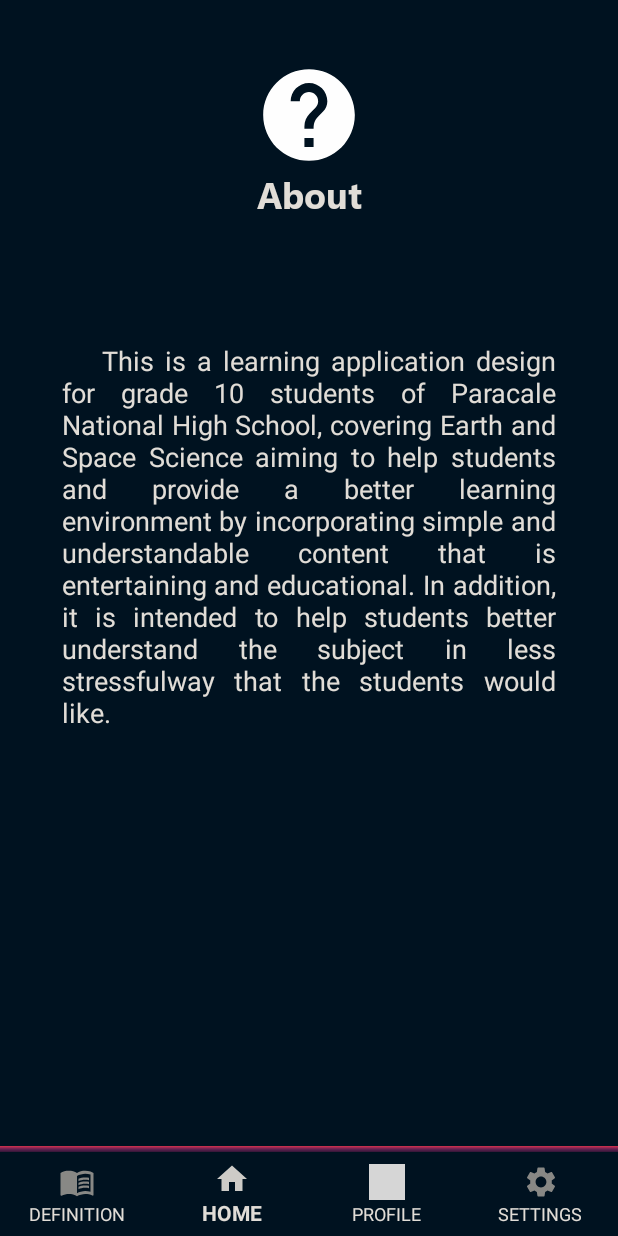
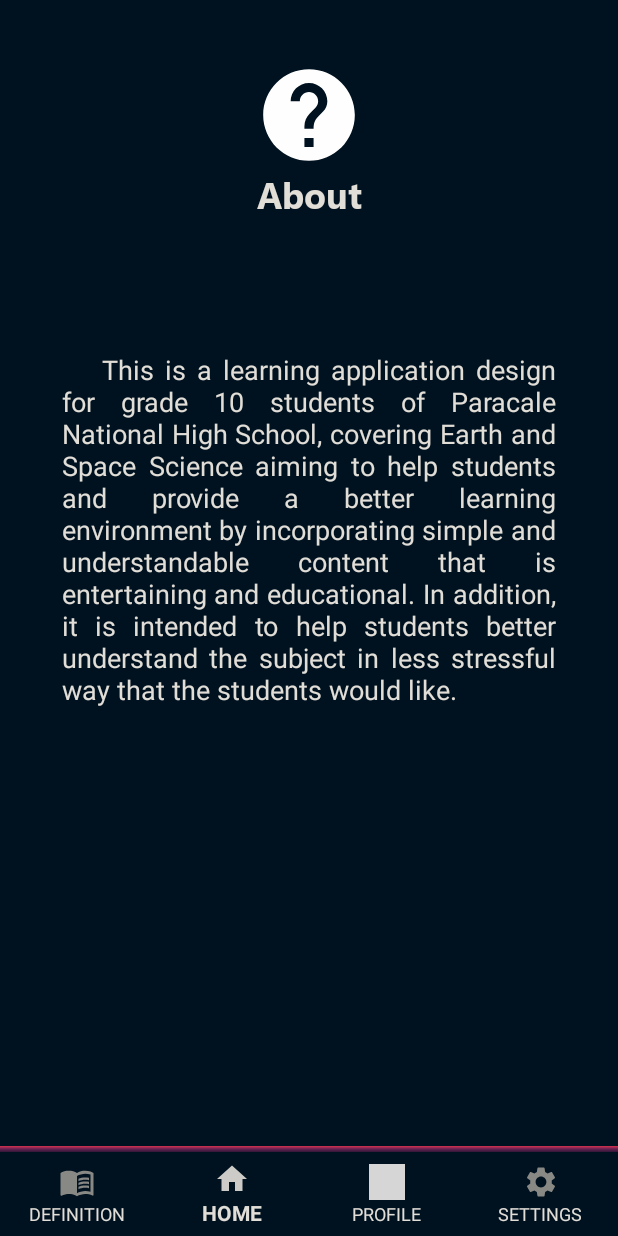
Before and after one commit to Kiru100/Android-Learning-App---Earth-and-Space-Science, an Android app: the AboutFragment screen opened through its navigation route, on a phone screen of 412 x 824 dp. Run offline under Robolectric (Android 15) with nearby library versions, the phone set to English and light mode, and no system bars; our stand-ins replace Firebase (no records; nobody signed in at launch, a user with empty details on screens opened directly), navigation-ui; pictures from the network do not load; Roboto replaces fonts that are not available here; grey boxes are pictures that could not be loaded.

Commit message:
string, about fragment, fragment settings update

```diff
--- a/app/src/main/res/layout/fragment_about.xml
+++ b/app/src/main/res/layout/fragment_about.xml
@@ -64,7 +64,7 @@
         android:layout_width="0dp"
         android:layout_height="wrap_content"
         android:justificationMode="inter_word"
-        android:text="\t\tThis is a learning application design for grade 10 students of Paracale National High School, covering Earth and Space Science aiming to help students and provide a better learning environment by incorporating simple and understandable content that is entertaining and educational. In addition, it is intended to help students better understand the subject in less stressfulway that the students would like."
+        android:text="@string/about_message"
         android:textColor="@color/gitwhite"
         android:textSize="18sp"
         app:layout_constraintBottom_toTopOf="@+id/guideline33"
--- a/app/src/main/res/values/strings.xml
+++ b/app/src/main/res/values/strings.xml
@@ -53,6 +53,11 @@
     <string name="gaea">Gaea</string>
     <string name="earth_and_space_science">Earth and Space Science</string>
     <string name="ii_learning_competencies_objectives">II. Learning Competencies/Objectives</string>
+    <string name="about_message">\t\tThis is a learning application design for grade 10 students of Paracale National High School,
+                                    covering Earth and Space Science aiming to help students and provide a better learning environment
+                                    by incorporating simple and understandable content that is entertaining and educational. In addition,
+                                    it is intended to help students better understand the subject in less stressful way that the students would like.
+    </string>
 
 
 </resources>
```
Also changed, not shown: app/src/main/res/layout/fragment_settings.xml (+0 -17 lines).
